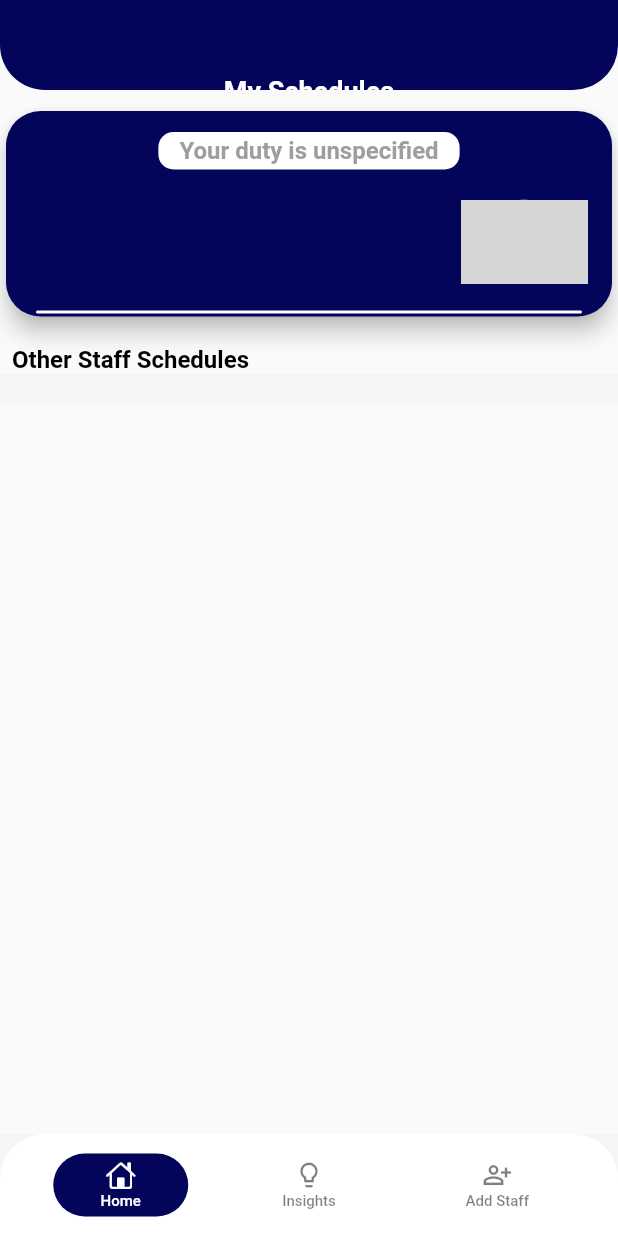
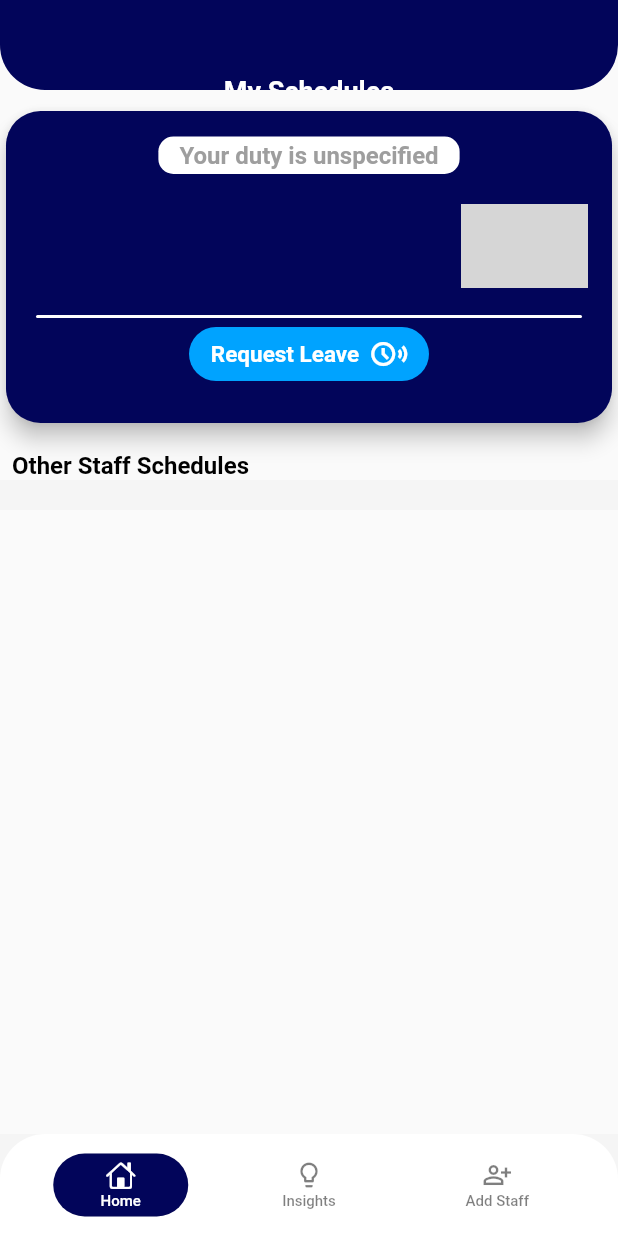
Before and after one commit to Enisco/hospital_staff_management, a Flutter app: the HomepageView screen opened by its route, on a phone screen of 412 x 824 dp. Run offline on Flutter 3.47's test engine with Material 2 defaults, Android fonts, the phone set to English and light mode, and no system bars; our stand-ins replace avatar_glow, badges, cached_network_image, carousel_slider, expandable, firebase_core and 11 more; missing offline and left inert: cupertino_will_pop_scope, omni_datetime_picker; accounts and stored records are empty; network calls fail; project files that could hold a hidden picture were left out; grey boxes are pictures that could not be loaded.

Commit message:
added Request Leave button for staffs

```diff
--- a/lib/ui/features/homepage/homepage_views/widgets/user_schedule_card.dart
+++ b/lib/ui/features/homepage/homepage_views/widgets/user_schedule_card.dart
@@ -5,6 +5,7 @@ import 'package:hospital_staff_management/app/resources/app.logger.dart';
 import 'package:hospital_staff_management/ui/features/create_account/create_account_model/staff_account_model.dart';
 import 'package:hospital_staff_management/ui/features/homepage/homepage_controller/homepage_controller.dart';
 import 'package:hospital_staff_management/ui/features/homepage/homepage_views/staff_schedule_pageview.dart';
+import 'package:hospital_staff_management/ui/shared/custom_button.dart';
 import 'package:hospital_staff_management/ui/shared/global_variables.dart';
 import 'package:hospital_staff_management/ui/shared/gray_curved_container.dart';
 import 'package:hospital_staff_management/ui/shared/spacer.dart';
@@ -69,7 +70,7 @@ class UserScheduleCard extends StatelessWidget {
                 ),
                 child: Column(
                   children: [
-                    CustomSpacer(12),
+                    CustomSpacer(15),
                     Container(
                       padding:
                           EdgeInsets.symmetric(horizontal: 14, vertical: 3),
@@ -293,6 +294,34 @@ class UserScheduleCard extends StatelessWidget {
                               ],
                             ),
                           ),
+
+                    CustomButton(
+                      onPressed: () {
+                        log.wtf("Requesting Leave");
+                      },
+                      styleBoolValue: true,
+                      height: 35,
+                      width: 160,
+                      color: AppColors.regularBlue,
+                      child: Row(
+                        mainAxisAlignment: MainAxisAlignment.center,
+                        children: [
+                          Text(
+                            "Request Leave",
+                            style: AppStyles.regularStringStyle(
+                              15,
+                              Colors.white,
+                            ),
+                          ),
+                          SizedBox(width: 8),
+                          Icon(
+                            Icons.share_arrival_time_outlined,
+                            color: AppColors.plainWhite,
+                          ),
+                        ],
+                      ),
+                    ),
+                    CustomSpacer(20),
                   ],
                 ),
               ),
--- a/lib/utils/app_constants/app_colors.dart
+++ b/lib/utils/app_constants/app_colors.dart
@@ -4,6 +4,8 @@ class AppColors {
   static Color scaffoldBackgroundColor(BuildContext context) {
     return Theme.of(context).scaffoldBackgroundColor;
   }
+
+  static Color amber = Colors.amber;
 
   static Color opaqueDark = fromHex('#7e000000');
 
```
